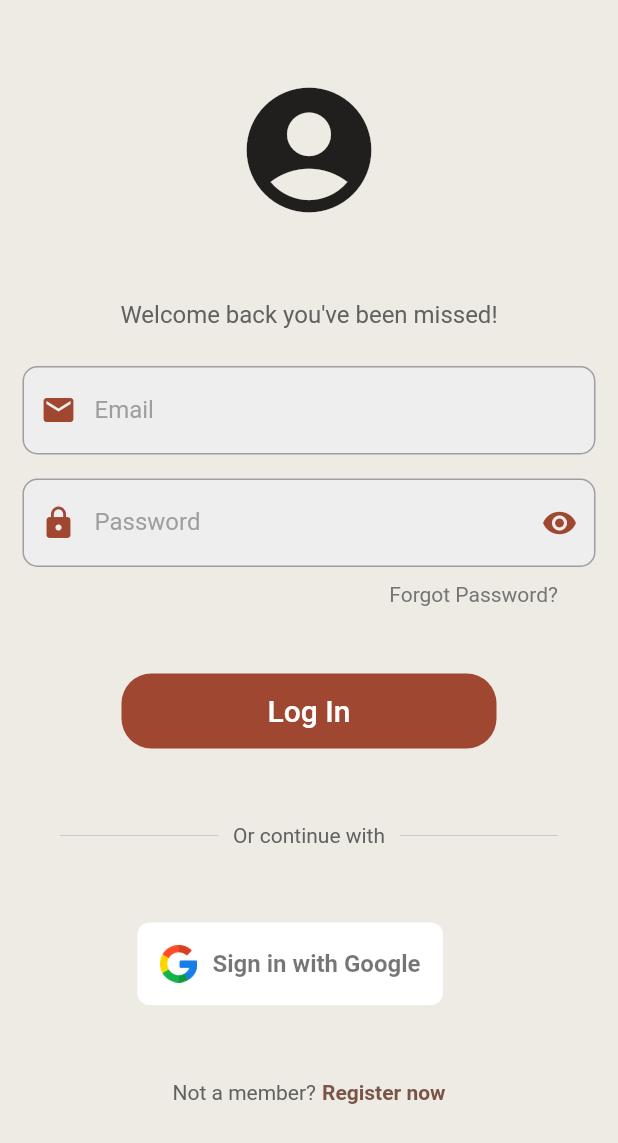
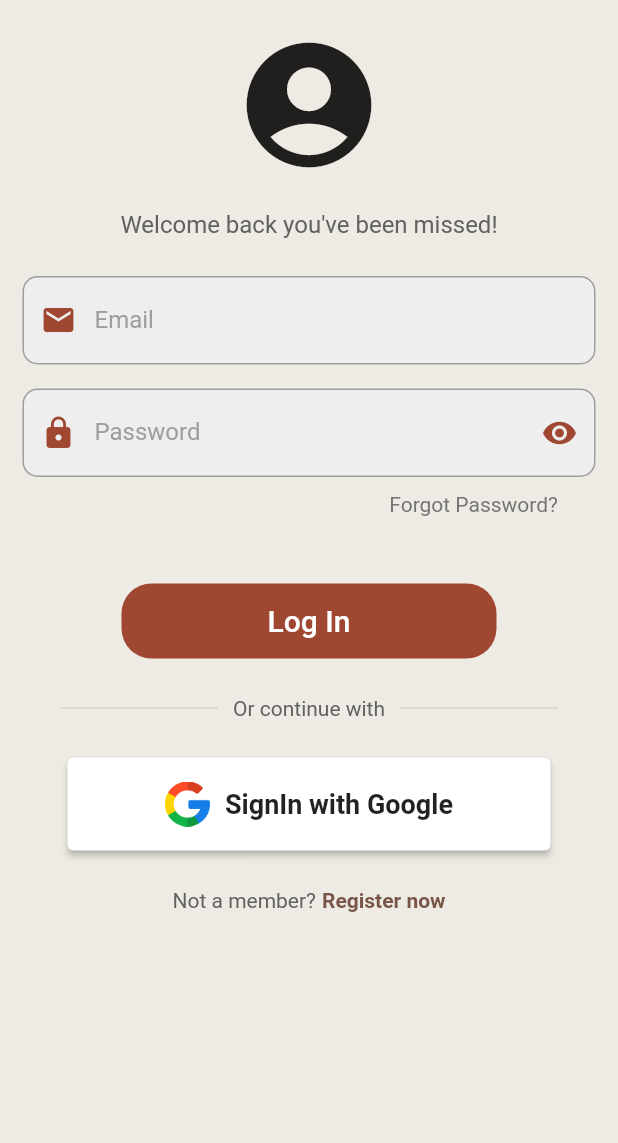
Before and after one commit to prabinay/Exhibitly_with_Flutter, a Flutter app: the screen it shows after launch, after a tap on "Skip", after a tap on "Done", on a phone screen of 412 x 824 dp. Shown: the top 1143 px of the screen. Run offline on Flutter 3.47's test engine with Material 2 defaults, Android fonts, the phone set to English and light mode, and no system bars; our stand-ins replace firebase_auth, firebase_core, form_field_validator, google_sign_in, smooth_page_indicator; accounts and stored records are empty; network calls fail.

Commit message:
signin with google feature added

```diff
--- a/lib/main.dart
+++ b/lib/main.dart
@@ -1,4 +1,4 @@
-import 'package:exhibitly_with_flutter/presentation/home/home_feed.dart';
+
 import 'package:exhibitly_with_flutter/presentation/resources/routes_manager.dart';
 import 'package:firebase_core/firebase_core.dart';
 import 'package:flutter/material.dart';
--- a/lib/presentation/home/home_page.dart
+++ b/lib/presentation/home/home_page.dart
@@ -17,7 +17,7 @@ class _MainPageState extends State<MainPage> {
     // FeedUI(),
     // const ProfileDetails(),
     // const AddNewBlog(),
-    HomeFeedPage(),
+    const HomeFeedPage(),
     const SizedBox(),
     const SizedBox(),
     const SizedBox(),
--- a/lib/presentation/intro_screens/intro1.dart
+++ b/lib/presentation/intro_screens/intro1.dart
@@ -12,27 +12,42 @@ class IntroPage1 extends StatelessWidget {
           child: Center(
               child: Column(
         children: [
-               const SizedBox(height: 200),
+          const SizedBox(height: 100),
 
           // logo
-              const Icon(
-                Icons.shop_rounded,
-                size: 100,
+          // const Icon(
+          //   Icons.shop_rounded,
+          //   size: 100,
+          // ),
+
+          Center(
+          child: Column(
+            children: <Widget>[
+              // Image.asset('assets/images/output.gif',
+              //     height: 200,
+              //     scale: 2.5,
+              //     // color: Color.fromARGB(255, 15, 147, 59),
+              //     opacity:
+              //         const AlwaysStoppedAnimation<double>(0.5)), //Image.asset
+              Image.asset(
+                'assets/images/vangogh.png',
+                height: 400,
+                width: 400,
+              ), // Image.asset
+            ], //<Widget>[]
+          ), //Column
         ),
-
-              const SizedBox(height: 50),
 
           // welcome back, you've been missed!
           Text(
-                'An Online Ecommerce App',
+            'Welcome to Exhibitly',
             style: TextStyle(
-                  color: Colors.grey[700],
+              color: ColorManager.KPrimaryColor,
               fontSize: 16,
             ),
           ),
         ],
-          )
-        )),
+      ))),
     );
   }
 }
--- a/lib/presentation/intro_screens/onboard_screen.dart
+++ b/lib/presentation/intro_screens/onboard_screen.dart
@@ -40,7 +40,7 @@ class _OnBoardingScreenState extends State<OnBoardingScreen> {
 
           // Dot indicators
           Container(
-            alignment: Alignment(0, 0.75),
+            alignment: const Alignment(0, 0.75),
             child: Row(
               mainAxisAlignment: MainAxisAlignment.spaceEvenly,
               children: [
@@ -50,7 +50,7 @@ class _OnBoardingScreenState extends State<OnBoardingScreen> {
                     onTap: () {
                       _controller.jumpToPage(2);
                     },
-                    child: Text('Skip')),
+                    child: const Text('Skip')),
 
                 // dot indicator
                 SmoothPageIndicator(controller: _controller, count: 3),
@@ -61,16 +61,16 @@ class _OnBoardingScreenState extends State<OnBoardingScreen> {
                         onTap: (){
                           Navigator.pushNamed(context, Routes.logIn);
                         },
-                        child: Text('Done'),
+                        child: const Text('Done'),
                     )
                     : GestureDetector(
                         onTap: () {
                           _controller.nextPage(
-                            duration: Duration(milliseconds: 500),
+                            duration: const Duration(milliseconds: 500),
                             curve: Curves.easeIn,
                           );
                         },
-                        child: Text('Next')),
+                        child: const Text('Next')),
               ],
             ),
           ),
--- a/lib/presentation/login/button.dart
+++ b/lib/presentation/login/button.dart
@@ -44,9 +44,7 @@ class GoogleButton extends StatelessWidget {
   @override
   Widget build(BuildContext context) {
     return GestureDetector(
-      onTap: () {
-        Navigator.pushNamed(context, Routes.mainPage);
-      },
+      onTap: onTap,
       child: Container(
         margin: const EdgeInsets.symmetric(horizontal: 25),
         padding: const EdgeInsets.all(15),
--- a/lib/presentation/login/login_screen.dart
+++ b/lib/presentation/login/login_screen.dart
@@ -1,17 +1,15 @@
-import 'dart:developer';
-
 import 'package:exhibitly_with_flutter/presentation/login/button.dart';
 import 'package:exhibitly_with_flutter/presentation/resources/color_manager.dart';
+import 'package:exhibitly_with_flutter/presentation/services/auth_service.dart';
 import 'package:firebase_auth/firebase_auth.dart';
 import 'package:flutter/material.dart';
 import 'package:form_field_validator/form_field_validator.dart';
-import 'package:simple_animations/simple_animations.dart';
 
 import '../resources/routes_manager.dart';
 import '../resources/strings_manager.dart';
 
 class LoginPage extends StatefulWidget {
-  LoginPage({Key? key}) : super(key: key);
+  const LoginPage({Key? key}) : super(key: key);
 
   @override
   State<LoginPage> createState() => _LoginPageState();
@@ -31,6 +29,10 @@ class _LoginPageState extends State<LoginPage> {
   void signUserIn() {}
 
   void googleSignIn() {}
+
+  // signInWithGoogle(){
+  //   FirebaseAuth.instance.signInWithCredential(credential;)
+  // }
 
   // wrong email message popup
   // void wrongEmailMessage() {
@@ -69,7 +71,7 @@ class _LoginPageState extends State<LoginPage> {
                   mainAxisAlignment: MainAxisAlignment.spaceBetween,
                   crossAxisAlignment: CrossAxisAlignment.center,
                   children: <Widget>[
-                    const SizedBox(height: 50),
+                    const SizedBox(height: 20),
 
                     // logo
                     const Icon(
@@ -77,7 +79,7 @@ class _LoginPageState extends State<LoginPage> {
                       size: 100,
                     ),
 
-                    const SizedBox(height: 50),
+                    const SizedBox(height: 20),
 
                     // welcome back, you've been missed!
                     Text(
@@ -229,8 +231,7 @@ class _LoginPageState extends State<LoginPage> {
                                 .then((value) {
                               print("Logged In");
                               Navigator.pushNamed(context, Routes.mainPage);
-                            })
-                            .onError((error, stackTrace) {
+                            }).onError((error, stackTrace) {
                               print("Error ${error.toString()}");
                             });
 
@@ -254,7 +255,7 @@ class _LoginPageState extends State<LoginPage> {
                       ),
                     ),
 
-                    const SizedBox(height: 50),
+                    const SizedBox(height: 25),
 
                     // or continue with
                     Padding(
@@ -285,25 +286,52 @@ class _LoginPageState extends State<LoginPage> {
                       ),
                     ),
 
-                    const SizedBox(height: 50),
+                    const SizedBox(height: 25),
 
                     // google + apple sign in buttons
-                    Row(
-                      mainAxisAlignment: MainAxisAlignment.center,
-                      children: [
-                        // google button
-                        GoogleButton(
-                          onTap: googleSignIn,
-                        ),
+                    Center(
+                        child: Container(
+                      margin: EdgeInsets.symmetric(horizontal: 30),
+                      child: ElevatedButton(
+                          onPressed: () async {
+                            await AuthService().signInWithGoogle();
+                            Navigator.pushNamed(context, Routes.mainPage);
+                          },
+                          style: ButtonStyle(
+                            backgroundColor:
+                                MaterialStateProperty.resolveWith((states) {
+                              if (states.contains(MaterialState.pressed)) {
+                                return Colors.black26;
+                              }
+                              return Colors.white;
+                            }),
+                          ),
+                          child: Padding(
+                            padding: EdgeInsets.all(8.0),
+                            child: Padding(
+                                padding: const EdgeInsets.all(8.0),
+                                child: Row(
+                                    mainAxisAlignment: MainAxisAlignment.center,
+                                    children: <Widget>[
+                                      Image.asset(
+                                        "assets/images/google.png",
+                                        width: 30,
+                                        height: 30,
+                                      ),
+                                      const SizedBox(
+                                        width: 10,
+                                      ),
+                                      const Text("SignIn with Google",
+                                      style: TextStyle(
+                                        color: Colors.black87,
+                                        fontWeight: FontWeight.bold,
+                                        fontSize: 18,
+                                      ))
+                                    ])),
+                          )),
+                    )),
 
-                        SizedBox(width: 25),
-
-                        // apple button
-                        // SquareTile(imagePath: 'assets/images/apple.png')
-                      ],
-                    ),
-
-                    const SizedBox(height: 50),
+                    const SizedBox(height: 25),
 
                     // not a member? register now
                     Row(
--- a/pubspec.yaml
+++ b/pubspec.yaml
@@ -41,6 +41,8 @@ dependencies:
   form_field_validator: ^1.1.0
   firebase_core: ^2.8.0
   firebase_auth: ^4.3.0
+  google_sign_in: ^6.0.2
+  cloud_firestore: ^4.5.0
 
 dev_dependencies:
   flutter_test:
```
Also changed, not shown: lib/presentation/features/profile/profile_details.dart (+68 -68 lines), lib/presentation/home/home_feed.dart (+6 -5 lines), lib/presentation/services/auth_service.dart (added, +35 -0 lines), assets/images/logo1.jpg (added), assets/images/vangogh.png (added), pubspec.lock, 3 other files. Lines whose indentation alone changed are shown as unchanged.
